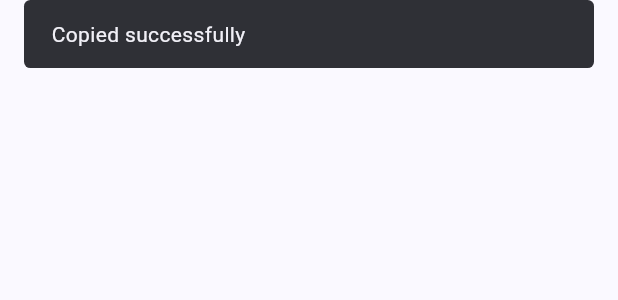
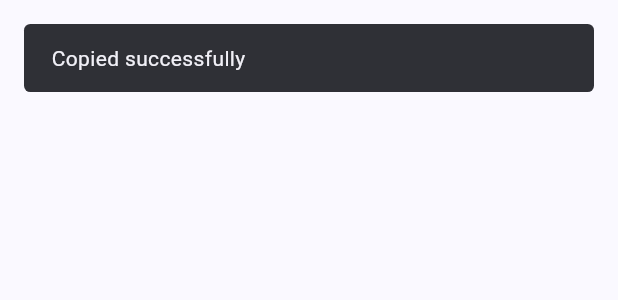
Before and after one commit to MasterHiei/password_master, a Flutter app: the CopiedSuccessfullyToast widget shown alone on an empty page, opened directly, on a phone screen of 412 x 824 dp. Shown: the top 300 px of the screen. Run offline on Flutter 3.47's test engine with Material 3 defaults, Android fonts, the phone set to English and light mode, and no system bars; our stand-ins replace adaptive_theme, auto_route, bot_toast, easy_localization, flutter_riverpod, flutter_screenutil and 5 more; accounts and stored records are empty; generated files the repository leaves out were written again; statements that could not run were skipped.

Commit message:
chore: minor fixes

```diff
--- a/lib/features/pw_generator/presentation/widgets/copied_successfully_toast.dart
+++ b/lib/features/pw_generator/presentation/widgets/copied_successfully_toast.dart
@@ -31,9 +31,7 @@ class CopiedSuccessfullyToast extends StatelessWidget {
         borderRadius: BorderRadius.circular(4.r),
       ),
       width: double.infinity,
-      margin: const EdgeInsets.symmetric(
-        horizontal: kFloatingActionButtonMargin,
-      ),
+      margin: const EdgeInsets.all(kFloatingActionButtonMargin),
       child: Text(
         LocaleKeys.toast_copied,
         style: TextStyle(
```
